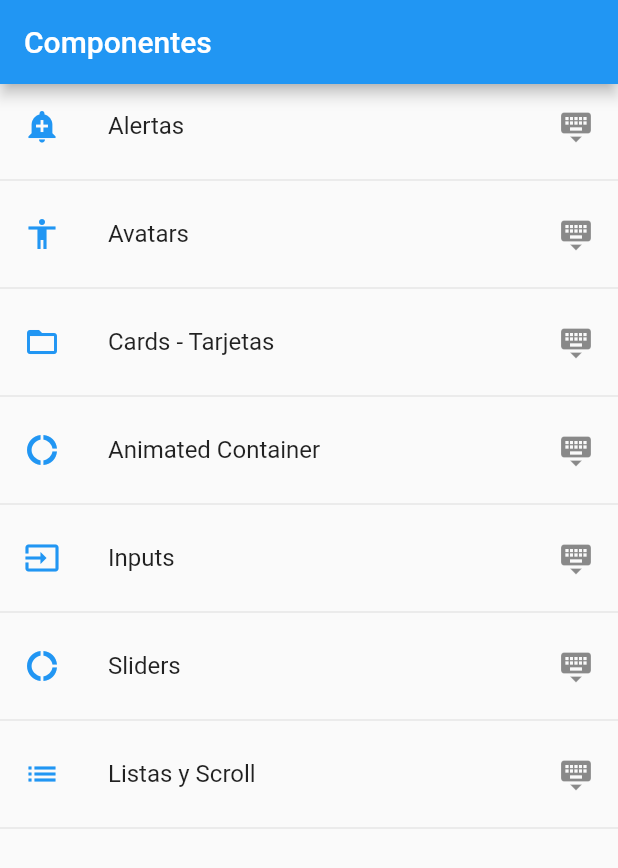
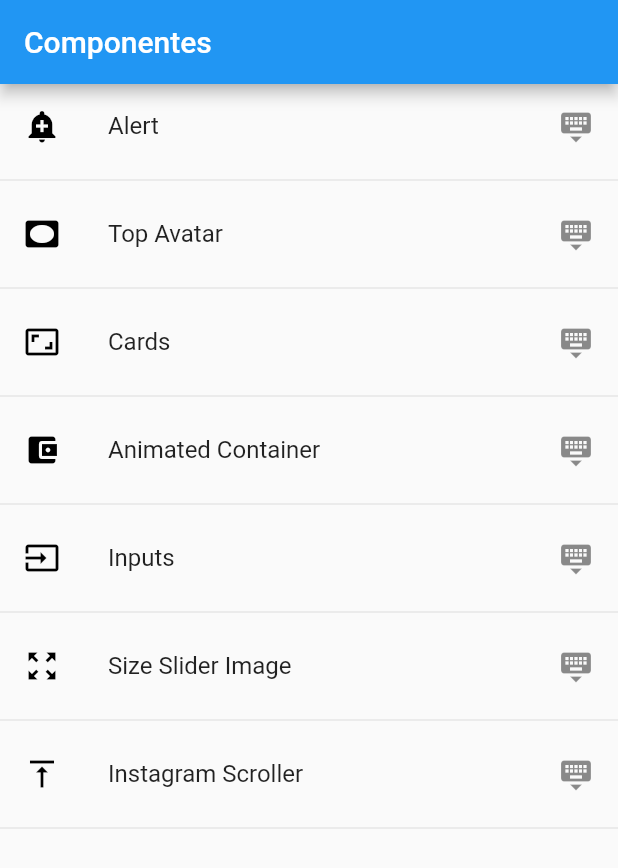
Before and after one commit to martinhash/flutterapp, a Flutter app: the screen it shows after launch, on a phone screen of 412 x 824 dp. Shown: the top 868 px of the screen. Run offline on Flutter 3.47's test engine with Material 2 defaults, Android fonts, the phone set to English and light mode, and no system bars.

Commit message:
fix final routes

```diff
--- a/data/menu_opts.json
+++ b/data/menu_opts.json
@@ -4,17 +4,17 @@
         {
             "ruta" : "alert",
             "icon" : "add_alert",
-            "texto": "Alertas"
+            "texto": "Alert"
         },
         {
             "ruta" : "avatar",
             "icon" : "accessibility",
-            "texto": "Avatars"
+            "texto": "Top Avatar"
         },
         {
             "ruta" : "card",
             "icon" : "folder_open",
-            "texto": "Cards - Tarjetas"
+            "texto": "Cards"
         },
         {
             "ruta" : "animatedContainer",
@@ -29,12 +29,12 @@
         {
             "ruta" : "sliders",
             "icon" : "sliders",
-            "texto": "Sliders"
+            "texto": "Size Slider Image"
         },
         {
             "ruta" : "list",
             "icon" : "list",
-            "texto": "Listas y Scroll"
+            "texto": "Instagram Scroller"
         }
     ]
 }
--- a/lib/src/pages/alert_page.dart
+++ b/lib/src/pages/alert_page.dart
@@ -2,8 +2,6 @@ import 'package:flutter/material.dart';
 
 
 class AlertPage extends StatelessWidget {
-
-  static final pageName = 'alert';
 
 
   @override
--- a/lib/src/pages/animated_container.dart
+++ b/lib/src/pages/animated_container.dart
@@ -33,8 +33,7 @@ class _AnimatedContainerPage extends State<AnimatedContainerPage> {
       ),
       body: Center(
         child: AnimatedContainer(
-          duration: Duration(milliseconds: 300),
-          curve: Curves.bounceIn,
+          duration: Duration(milliseconds: 200),
           width: _width,
           height: _height,
           decoration: BoxDecoration(
--- a/lib/src/pages/avatar_page.dart
+++ b/lib/src/pages/avatar_page.dart
@@ -2,8 +2,6 @@ import 'package:flutter/material.dart';
 
 
 class AvatarPage extends StatelessWidget {
-
-  static final pageName = 'avatar';
 
 
   @override
--- a/lib/src/pages/home_page.dart
+++ b/lib/src/pages/home_page.dart
@@ -7,7 +7,6 @@ import 'package:flutter_app/src/utils/iconos_string_util.dart';
 
 class HomePage extends StatelessWidget {
 
-  static final pageName = 'home';
 
 
   @override
--- a/lib/src/pages/input_page.dart
+++ b/lib/src/pages/input_page.dart
@@ -2,7 +2,6 @@ import 'package:flutter/material.dart';
 
 class InputPage extends StatefulWidget {
 
-  static final pageName = 'inputs';
 
   @override
   _InputPageState createState() => _InputPageState();
--- a/lib/src/pages/listview_page.dart
+++ b/lib/src/pages/listview_page.dart
@@ -5,7 +5,6 @@ import 'package:flutter/material.dart';
 
 class ListaPage extends StatefulWidget {
 
-  static final pageName = 'listview';
 
   @override
   _ListaPageState createState() => _ListaPageState();
--- a/lib/src/pages/sliders_page.dart
+++ b/lib/src/pages/sliders_page.dart
@@ -2,7 +2,6 @@ import 'package:flutter/material.dart';
 
 class SliderPage extends StatefulWidget {
 
-  static final pageName = 'sliders';
 
   @override
   _SliderPageState createState() => _SliderPageState();
--- a/lib/src/providers/menu_provider.dart
+++ b/lib/src/providers/menu_provider.dart
@@ -6,11 +6,7 @@ class _MenuProvider {
 
   List<dynamic> opciones = [];
 
-  _MenuProvider(){
-
-
-
-  }
+  _MenuProvider(){}
 
   Future<List<dynamic>> cargarData() async {
 
--- a/lib/src/utils/iconos_string_util.dart
+++ b/lib/src/utils/iconos_string_util.dart
@@ -6,18 +6,17 @@ import 'package:flutter/material.dart';
 final _icons = <String, IconData> {
 
 'add_alert'     : Icons.add_alert,
-'accessibility' : Icons.accessibility,
-'folder_open'   : Icons.folder_open,
-'donut_large'   : Icons.donut_large,
+'accessibility' : Icons.vignette,
+'folder_open'   : Icons.aspect_ratio,
+'donut_large'   : Icons.account_balance_wallet,
 'input'         : Icons.input,
-'sliders'       : Icons.donut_large,
-'list'          : Icons.list,
-
+'sliders'       : Icons.zoom_out_map,
+'list'          : Icons.vertical_align_top,
 };
 
 
 Icon getIcon( String nombreIcono ){
 
-  return Icon( _icons[nombreIcono], color: Colors.blue, );
+  return Icon( _icons[nombreIcono], color: Colors.black, );
 
 }
```
Also changed, not shown: lib/src/pages/card_page.dart (+5 -12 lines).
